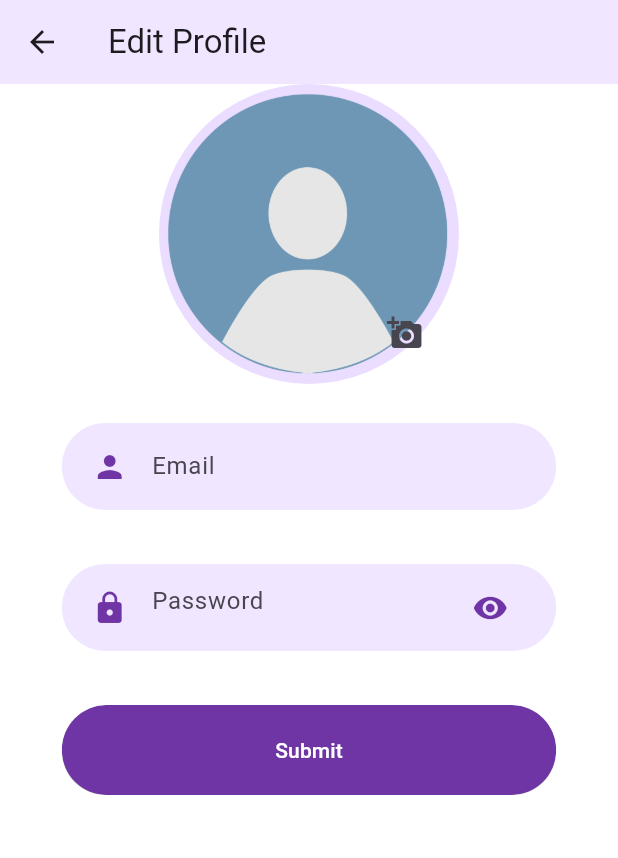
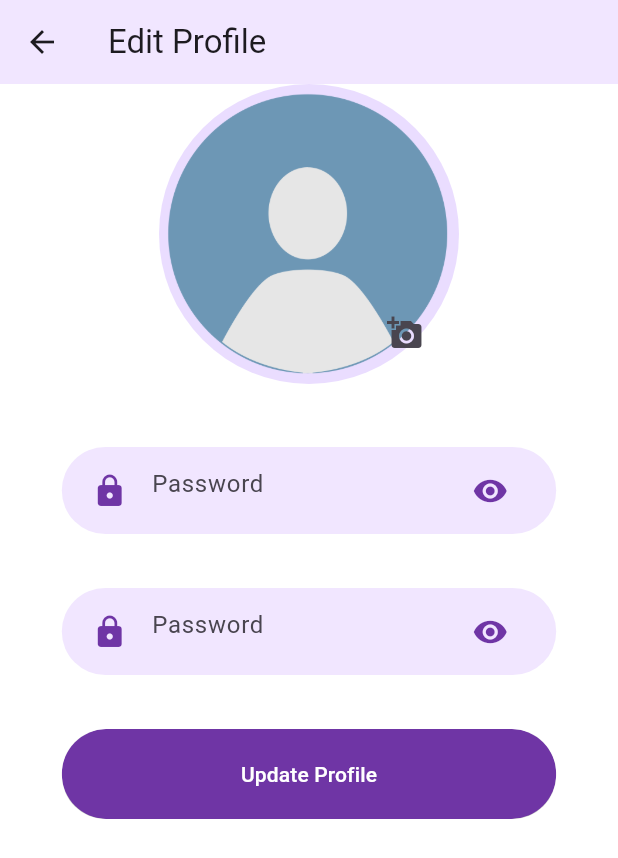
Before and after one commit to kasinathan28/Skin-cancer-detection, a Flutter app: the EditScreen screen opened directly, after a tap on the "add a photo" icon, on a phone screen of 412 x 824 dp. Shown: the top 858 px of the screen. Run offline on Flutter 3.47's test engine with Material 3 defaults, Android fonts, the phone set to English and light mode, and no system bars; our stand-ins replace animated_bottom_navigation_bar, firebase_auth, firebase_core, firebase_storage, flutter_svg, image_picker; accounts and stored records are empty.

Commit message:
profiel updating

```diff
--- a/my_app/lib/main.dart
+++ b/my_app/lib/main.dart
@@ -3,7 +3,6 @@ import 'package:my_app/constant.dart';
 import 'package:my_app/screens/welcome/welcome.dart';
 import 'firebase_options.dart';
 import 'package:firebase_core/firebase_core.dart';
-// import 'package:my_app/screens/Login/login_screen.dart';
 
 
 void main() async {
--- a/my_app/lib/screens/EditScreen/EditScreen.dart
+++ b/my_app/lib/screens/EditScreen/EditScreen.dart
@@ -1,15 +1,129 @@
+import 'dart:io';
+
 import 'package:flutter/material.dart';
-import 'package:my_app/components/round_input_field.dart';
+import 'package:firebase_auth/firebase_auth.dart';
+import 'package:firebase_storage/firebase_storage.dart';
+import 'package:image_picker/image_picker.dart';
 import 'package:my_app/components/round_password_field.dart';
 import 'package:my_app/components/rounded_button.dart';
 import 'package:my_app/constant.dart';
 
-class EditScreen extends StatelessWidget {
-  final TextEditingController email = TextEditingController();
-  final TextEditingController password = TextEditingController();
+class EditScreen extends StatefulWidget {
+  @override
+  _EditScreenState createState() => _EditScreenState();
+}
+
+class _EditScreenState extends State<EditScreen> {
+  final FirebaseAuth _auth = FirebaseAuth.instance;
+  final TextEditingController oldPasswordController = TextEditingController();
+  final TextEditingController newPasswordController = TextEditingController();
+
+  String? currentEmail;
+  bool isLoading = false;
+  File? _image;
+
+  @override
+  void initState() {
+    super.initState();
+    _loadUserProfile();
+  }
+
+  Future<void> _loadUserProfile() async {
+    try {
+      User? user = _auth.currentUser;
+
+      if (user != null) {
+        setState(() {
+          currentEmail = user.email;
+        });
+      }
+    } catch (e, stackTrace) {
+      print("Error updating user profile: $e");
+      print("StackTrace: $stackTrace");
+    }
+  }
 
   void onChanged(String value) {
     print("Input changed: $value");
+  }
+
+  Future<void> _resetPassword() async {
+    try {
+      setState(() {
+        isLoading = true;
+      });
+
+      User? user = _auth.currentUser;
+
+      if (user != null) {
+        // Reauthenticate with the user's current password
+        AuthCredential credential = EmailAuthProvider.credential(
+          email: user.email!,
+          password: oldPasswordController.text,
+        );
+
+        await user.reauthenticateWithCredential(credential);
+
+        // Change the password to the new password
+        await user.updatePassword(newPasswordController.text);
+
+        print("Password reset successful.");
+
+        ScaffoldMessenger.of(context).showSnackBar(
+          SnackBar(
+            content: Text("Password reset successful."),
+            backgroundColor: Colors.green,
+          ),
+        );
+      } else {
+        print("User is not logged in.");
+      }
+    } catch (e) {
+      print("Error resetting password: $e");
+
+      ScaffoldMessenger.of(context).showSnackBar(
+        SnackBar(
+          content:
+              Text("Password reset failed. Please check your old password."),
+          backgroundColor: Colors.red,
+        ),
+      );
+    } finally {
+      setState(() {
+        isLoading = false;
+      });
+    }
+  }
+
+  Future<void> _pickAndUploadImage() async {
+    final pickedFile =
+        await ImagePicker().getImage(source: ImageSource.gallery);
+
+    if (pickedFile != null) {
+      setState(() {
+        _image = File(pickedFile.path);
+      });
+
+      try {
+        User? user = _auth.currentUser;
+
+        if (user != null && _image != null) {
+          String userId = user.uid;
+          Reference ref = FirebaseStorage.instance
+              .ref()
+              .child("profile_pictures")
+              .child("$userId.jpg");
+
+          await ref.putFile(_image!);
+          String imageUrl = await ref.getDownloadURL();
+
+          // Now imageUrl contains the URL of the uploaded image
+          print("Image URL: $imageUrl");
+        }
+      } catch (e) {
+        print("Error uploading image: $e");
+      }
+    }
   }
 
   @override
@@ -20,28 +134,24 @@ class EditScreen extends StatelessWidget {
         backgroundColor: kPrimaryLightColor,
       ),
       body: SingleChildScrollView(
-
         child: Center(
-
           child: Column(
             mainAxisAlignment: MainAxisAlignment.center,
-
             children: [
               Stack(
-
                 children: [
-
                   CircleAvatar(
                     radius: 100,
-                    backgroundImage: AssetImage("assets/images/avatar.png"),
-
+                    backgroundImage: _image != null
+                        ? Image.file(_image!)
+                            .image // Use Image.file and cast to ImageProvider
+                        : AssetImage("assets/images/avatar.png"),
                   ),
-
                   Positioned(
-                    bottom: 10,  // Adjust the bottom property
+                    bottom: 10,
                     left: 140,
                     child: IconButton(
-                      onPressed: () {},
+                      onPressed: _pickAndUploadImage,
                       icon: Icon(Icons.add_a_photo),
                     ),
                   ),
@@ -51,20 +161,23 @@ class EditScreen extends StatelessWidget {
               Column(
                 mainAxisAlignment: MainAxisAlignment.center,
                 children: [
-                  RoundInputField(
-                    hintText: "Email",
+                  SizedBox(height: 16),
+                  RoundPasswordField(
+                    hintText: "Old Password",
                     onChanged: onChanged,
-                    controller: email,
+                    controller: oldPasswordController,
                   ),
                   SizedBox(height: 16),
                   RoundPasswordField(
-                    hintText: "Password",
+                    hintText: "New Password",
                     onChanged: onChanged,
-                    controller: password,
+                    controller: newPasswordController,
                   ),
                   SizedBox(height: 16),
-                  RoundedButton(text: "Submit", press: () {}),
-                  SizedBox(height: 86),
+                  RoundedButton(text: "Update Profile", press: _resetPassword),
+                  SizedBox(height: 16),
+                  if (isLoading) CircularProgressIndicator(),
+                  SizedBox(height: 70),
                 ],
               ),
             ],
--- a/my_app/lib/splash.dart
+++ b/my_app/lib/splash.dart
@@ -12,7 +12,7 @@ class _SplashState extends State<Splash> {
   @override
   void initState() {
     super.initState();
-    _navigateHome(); // Corrected function name
+    _navigateHome();
   }
 
   @override
--- a/my_app/pubspec.yaml
+++ b/my_app/pubspec.yaml
@@ -38,6 +38,7 @@ dependencies:
   # The following adds the Cupertino Icons font to your application.
   # Use with the CupertinoIcons class for iOS style icons.
   cupertino_icons: ^1.0.2
+  toast: ^0.3.0
   flutter_svg: 2.0.9
   web_socket_channel: ^2.4.0
   firebase_core: ^2.6.0
@@ -47,9 +48,10 @@ dependencies:
   firebase_database: ^10.3.8
   animated_bottom_navigation_bar: ^1.3.0
   provider: ^5.0.0
-  firebase_storage: ^11.6.0
+  firebase_storage: ^11.6.1
   cloud_firestore: ^4.14.0
   image_picker: ^0.8.4
+  fluttertoast: ^8.2.4
   animated_splash_screen: ^1.3.0
 
 
```
Also changed, not shown: my_app/lib/screens/Login/components/body.dart (+20 -13 lines), my_app/lib/screens/PreviosData/component/imagelistview.dart (+21 -5 lines), my_app/lib/screens/Profile/components/Avatar.dart (+34 -5 lines), my_app/pubspec.lock.
